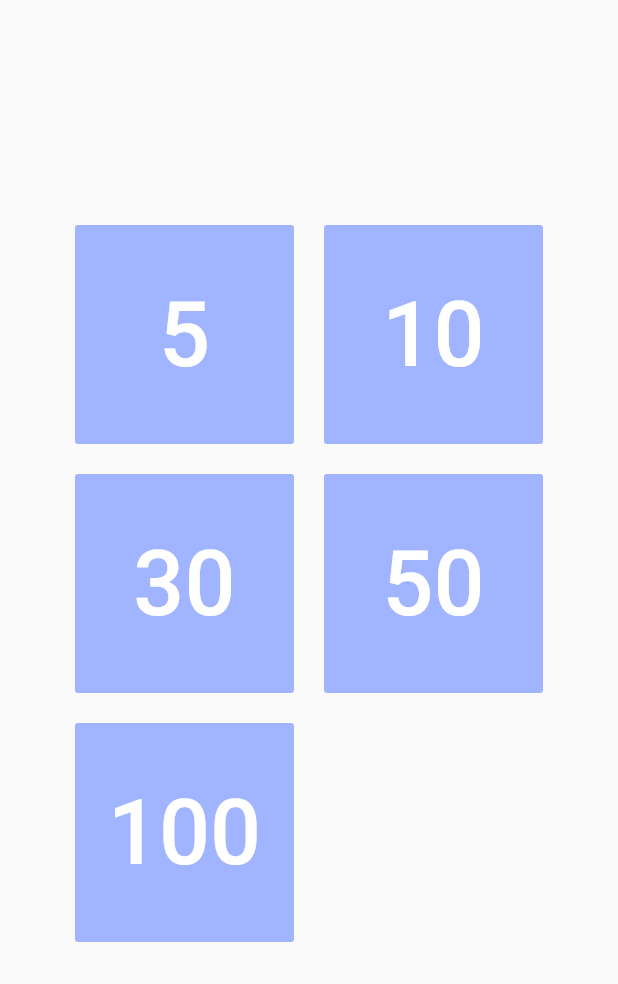
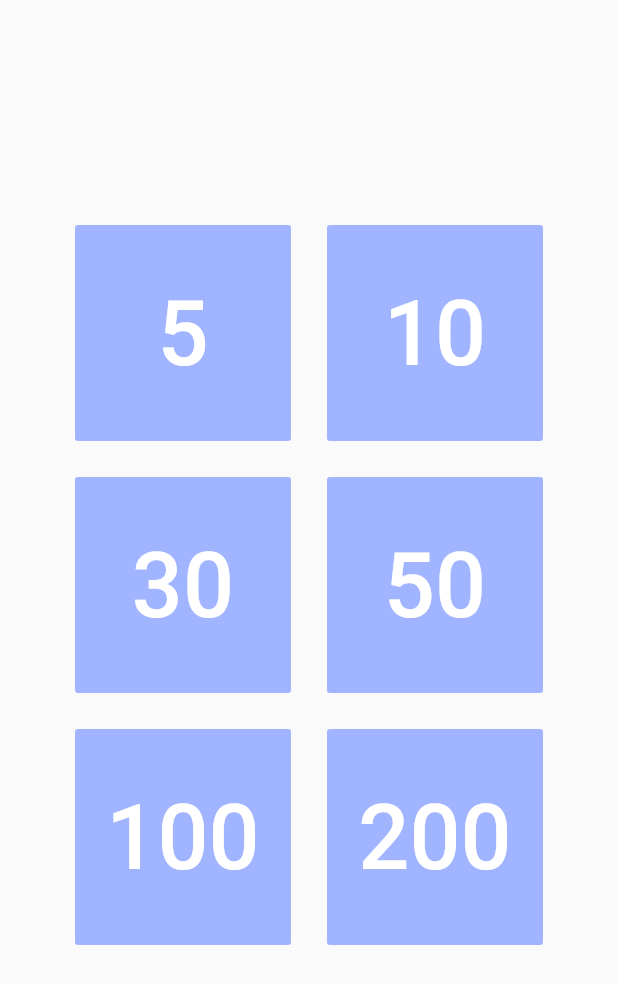
Before and after one commit to pauek/TablasMultiplicar, a Flutter app: the screen it shows after launch, on a phone screen of 412 x 824 dp. Shown: the top 984 px of the screen. Run offline on Flutter 3.47's test engine with Material 2 defaults, Android fonts, the phone set to English and light mode, and no system bars.

Commit message:
Pequeños ajustes al menú

```diff
--- a/lib/menu_page.dart
+++ b/lib/menu_page.dart
@@ -5,16 +5,14 @@ class MenuPage extends StatelessWidget {
   @override
   Widget build(BuildContext context) {
     return Scaffold(
-      body: Padding(
+      body: GridView.count(
         padding: EdgeInsets.symmetric(horizontal: 50, vertical: 150),
-        child: GridView.count(
-          crossAxisCount: 2,
-          crossAxisSpacing: 20,
-          mainAxisSpacing: 20,
-          children: <Widget>[
-            for (var n in [5, 10, 30, 50, 100]) MenuButton(n),
-          ],
-        ),
+        crossAxisCount: 2,
+        crossAxisSpacing: 24,
+        mainAxisSpacing: 24,
+        children: <Widget>[
+          for (var n in [5, 10, 30, 50, 100, 200]) MenuButton(n),
+        ],
       ),
     );
   }
```
